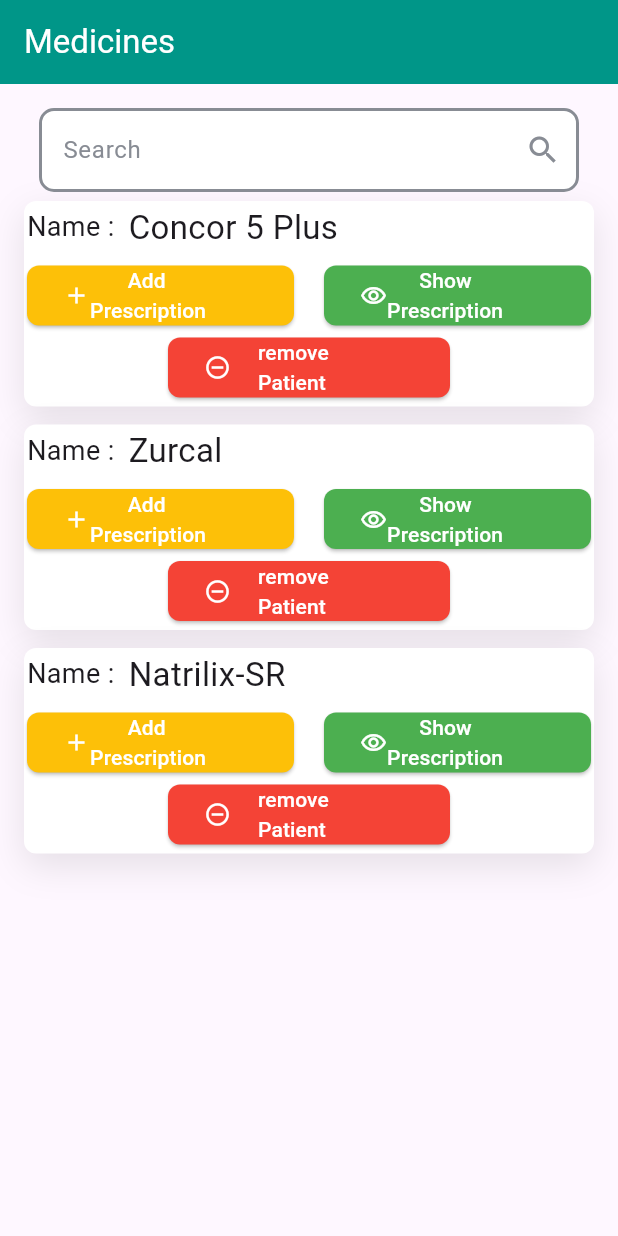
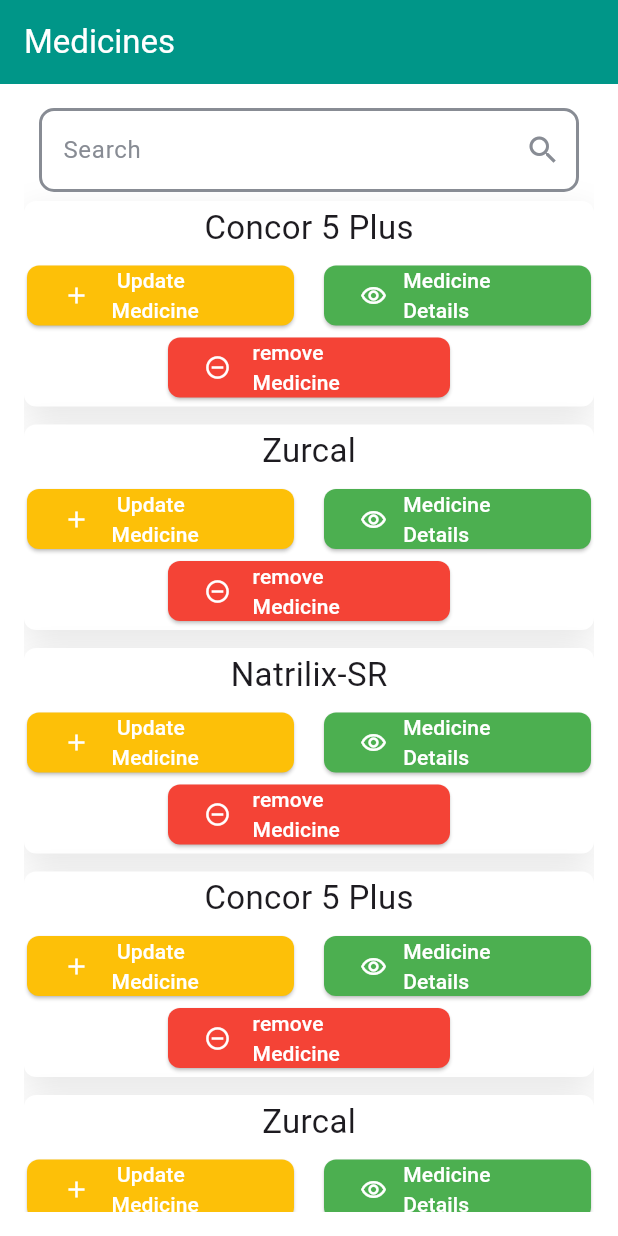
Before and after one commit to youssefAbooooo/Smart_Pharmacy, a Flutter app: the MedicinesScreen screen opened directly, on a phone screen of 412 x 824 dp. Run offline on Flutter 3.47's test engine with Material 3 defaults, Android fonts, the phone set to English and light mode, and no system bars; our stand-ins replace carousel_slider, cloud_firestore, firebase_core, google_fonts, image_picker, page_transition and 2 more; accounts and stored records are empty.

Commit message:
Working on some features on the doctor UI

```diff
--- a/lib/Screens/medicines.dart
+++ b/lib/Screens/medicines.dart
@@ -1,6 +1,8 @@
 import 'package:flutter/material.dart';
 import 'package:flutter_sanar_proj/Widgets/y_widgets/patient_container.dart';
+import 'package:flutter_sanar_proj/Widgets/y_widgets/rpd_button.dart';
 import 'package:flutter_sanar_proj/Widgets/y_widgets/search_bar.dart';
+import 'package:flutter_sanar_proj/models/patients1.dart';
 
 class MedicinesScreen extends StatefulWidget {
   MedicinesScreen({super.key});
@@ -10,7 +12,13 @@ class MedicinesScreen extends StatefulWidget {
 }
 
 class _MedicinesScreenState extends State<MedicinesScreen> {
-  final List<String> names = [
+  final List<String> medicinesList = [
+    'Concor 5 Plus',
+    'Zurcal',
+    'Natrilix-SR',
+    'Concor 5 Plus',
+    'Zurcal',
+    'Natrilix-SR',
     'Concor 5 Plus',
     'Zurcal',
     'Natrilix-SR',
@@ -19,6 +27,7 @@ class _MedicinesScreenState extends State<MedicinesScreen> {
   @override
   Widget build(BuildContext context) {
     return Scaffold(
+      backgroundColor: Colors.white,
       appBar: AppBar(
         title: const Text(
           'Medicines',
@@ -37,9 +46,11 @@ class _MedicinesScreenState extends State<MedicinesScreen> {
             SliverList(
               delegate: SliverChildBuilderDelegate(
                 (context, index) {
-                  return PatientContainer(name: names[index]);
+                  return MedicinesContainer(
+                    medicine: medicinesList[index],
+                  );
                 },
-                childCount: names.length,
+                childCount: medicinesList.length,
               ),
             ),
           ],
@@ -48,3 +59,70 @@ class _MedicinesScreenState extends State<MedicinesScreen> {
     );
   }
 }
+
+class MedicinesContainer extends StatelessWidget {
+  const MedicinesContainer({super.key, required this.medicine});
+  final String medicine;
+
+  @override
+  Widget build(BuildContext context) {
+    return Container(
+      margin: const EdgeInsets.symmetric(vertical: 6.0),
+      padding: const EdgeInsets.all(2),
+      decoration: const BoxDecoration(
+        color: Colors.white,
+        boxShadow: [
+          BoxShadow(
+            color: Color(0X19000000), //the color of the shadow
+            blurRadius: 20,
+            offset:
+                Offset(0, 8), //this numbers specify the location of the shadow
+          )
+        ],
+        borderRadius: BorderRadius.all(Radius.circular(8)),
+      ),
+      child: Column(
+        children: [
+          Text(
+            medicine,
+            style: const TextStyle(fontSize: 22),
+          ),
+          const SizedBox(height: 6),
+          Column(
+            children: [
+              Row(
+                children: [
+                  RejectPendinDoneButton(
+                      icon: Icons.add,
+                      onpressed: () {},
+                      color: const Color(0XFFFDC008),
+                      content: "     Update\n    Medicine"),
+                  const SizedBox(
+                    width: 20,
+                  ),
+                  RejectPendinDoneButton(
+                      icon: Icons.remove_red_eye_outlined,
+                      onpressed: () {},
+                      color: Colors.green,
+                      content: "   Medicine\n   Details"),
+                ],
+              ),
+              Row(
+                mainAxisAlignment: MainAxisAlignment.center,
+                children: [
+                  const Spacer(flex: 1),
+                  RejectPendinDoneButton(
+                      icon: Icons.remove_circle_outline,
+                      onpressed: () {},
+                      color: Colors.red,
+                      content: "    remove\n    Medicine"),
+                  const Spacer(flex: 1),
+                ],
+              )
+            ],
+          )
+        ],
+      ),
+    );
+  }
+}
--- a/pubspec.yaml
+++ b/pubspec.yaml
@@ -29,7 +29,9 @@ environment:
 # versions available, run `flutter pub outdated`.
 dependencies:
   carousel_slider: ^5.0.0
+  cloud_firestore: ^5.5.1
   cupertino_icons: ^1.0.6
+  firebase_core: ^3.8.1
   flutter:
     sdk: flutter
   geolocator: ^13.0.1
```
Also changed, not shown: lib/Screens/add_Patient.dart (+55 -50 lines), lib/Screens/home_screen.dart (+29 -8 lines), lib/Screens/show_PrescriptionScreen.dart (+8 -4 lines), lib/Widgets/y_widgets/patient_container.dart (+29 -8 lines), lib/main.dart (+7 -1 lines), lib/models/patients1.dart (added, +13 -0 lines), firebase.json (added), lib/firebase_options.dart (added), pubspec.lock, 7 other files.
